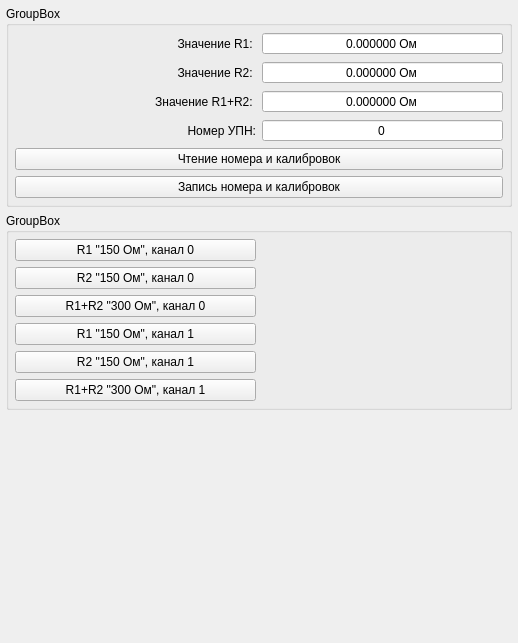
Above: tapupn.ui from XRay3D/AsptNonLinTest before the change. Below: the same form after it.
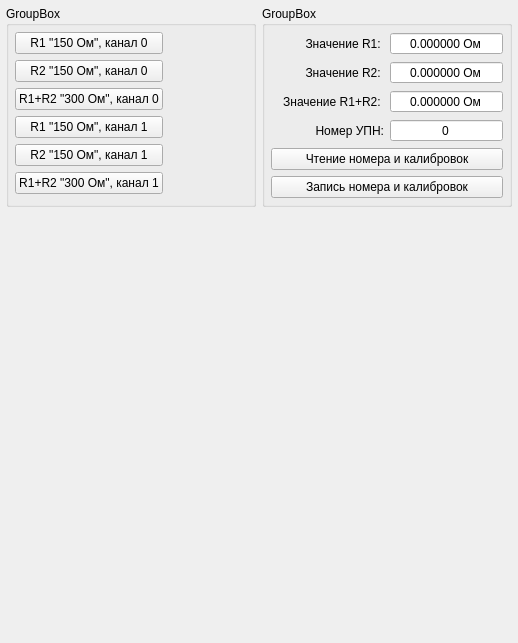
That is the form after the change. Icons and pictures are not drawn.

Patch:
```diff
--- a/tapupn.ui
+++ b/tapupn.ui
@@ -13,7 +13,7 @@
   <property name="windowTitle">
    <string>Form</string>
   </property>
-  <layout class="QVBoxLayout" name="verticalLayout">
+  <layout class="QGridLayout" name="gridLayout">
    <property name="leftMargin">
     <number>6</number>
    </property>
@@ -26,7 +26,83 @@
    <property name="bottomMargin">
     <number>6</number>
    </property>
-   <item>
+   <item row="0" column="0">
+    <widget class="QGroupBox" name="groupBox_4">
+     <property name="title">
+      <string>GroupBox</string>
+     </property>
+     <layout class="QGridLayout" name="gridLayout_7">
+      <property name="leftMargin">
+       <number>6</number>
+      </property>
+      <property name="topMargin">
+       <number>6</number>
+      </property>
+      <property name="rightMargin">
+       <number>6</number>
+      </property>
+      <property name="bottomMargin">
+       <number>6</number>
+      </property>
+      <item row="2" column="0">
+       <widget class="QPushButton" name="pbUpnR3Ch0">
+        <property name="text">
+         <string>R1+R2 &quot;300 Ом&quot;, канал 0</string>
+        </property>
+       </widget>
+      </item>
+      <item row="5" column="0">
+       <widget class="QPushButton" name="pbUpnR3Ch1">
+        <property name="text">
+         <string>R1+R2 &quot;300 Ом&quot;, канал 1</string>
+        </property>
+       </widget>
+      </item>
+      <item row="4" column="0">
+       <widget class="QPushButton" name="pbUpnR2Ch1">
+        <property name="text">
+         <string>R2 &quot;150 Ом&quot;, канал 1</string>
+        </property>
+       </widget>
+      </item>
+      <item row="0" column="1" rowspan="6">
+       <widget class="QLabel" name="label_14">
+        <property name="text">
+         <string/>
+        </property>
+        <property name="pixmap">
+         <pixmap>:/res/image10.png</pixmap>
+        </property>
+        <property name="scaledContents">
+         <bool>false</bool>
+        </property>
+       </widget>
+      </item>
+      <item row="0" column="0">
+       <widget class="QPushButton" name="pbUpnR1Ch0">
+        <property name="text">
+         <string>R1 &quot;150 Ом&quot;, канал 0</string>
+        </property>
+       </widget>
+      </item>
+      <item row="1" column="0">
+       <widget class="QPushButton" name="pbUpnR2Ch0">
+        <property name="text">
+         <string>R2 &quot;150 Ом&quot;, канал 0</string>
+        </property>
+       </widget>
+      </item>
+      <item row="3" column="0">
+       <widget class="QPushButton" name="pbUpnR1Ch1">
+        <property name="text">
+         <string>R1 &quot;150 Ом&quot;, канал 1</string>
+        </property>
+       </widget>
+      </item>
+     </layout>
+    </widget>
+   </item>
+   <item row="0" column="1">
     <widget class="QGroupBox" name="groupBox_3">
      <property name="enabled">
       <bool>true</bool>
@@ -177,91 +253,15 @@
      </layout>
     </widget>
    </item>
-   <item>
-    <widget class="QGroupBox" name="groupBox_4">
-     <property name="title">
-      <string>GroupBox</string>
-     </property>
-     <layout class="QGridLayout" name="gridLayout_7">
-      <property name="leftMargin">
-       <number>6</number>
-      </property>
-      <property name="topMargin">
-       <number>6</number>
-      </property>
-      <property name="rightMargin">
-       <number>6</number>
-      </property>
-      <property name="bottomMargin">
-       <number>6</number>
-      </property>
-      <item row="0" column="0">
-       <widget class="QPushButton" name="pbUpnR1Ch0">
-        <property name="text">
-         <string>R1 &quot;150 Ом&quot;, канал 0</string>
-        </property>
-       </widget>
-      </item>
-      <item row="1" column="0">
-       <widget class="QPushButton" name="pbUpnR2Ch0">
-        <property name="text">
-         <string>R2 &quot;150 Ом&quot;, канал 0</string>
-        </property>
-       </widget>
-      </item>
-      <item row="2" column="0">
-       <widget class="QPushButton" name="pbUpnR3Ch0">
-        <property name="text">
-         <string>R1+R2 &quot;300 Ом&quot;, канал 0</string>
-        </property>
-       </widget>
-      </item>
-      <item row="3" column="0">
-       <widget class="QPushButton" name="pbUpnR1Ch1">
-        <property name="text">
-         <string>R1 &quot;150 Ом&quot;, канал 1</string>
-        </property>
-       </widget>
-      </item>
-      <item row="4" column="0">
-       <widget class="QPushButton" name="pbUpnR2Ch1">
-        <property name="text">
-         <string>R2 &quot;150 Ом&quot;, канал 1</string>
-        </property>
-       </widget>
-      </item>
-      <item row="5" column="0">
-       <widget class="QPushButton" name="pbUpnR3Ch1">
-        <property name="text">
-         <string>R1+R2 &quot;300 Ом&quot;, канал 1</string>
-        </property>
-       </widget>
-      </item>
-      <item row="0" column="1" rowspan="6">
-       <widget class="QLabel" name="label_14">
-        <property name="text">
-         <string/>
-        </property>
-        <property name="pixmap">
-         <pixmap>:/res/image10.png</pixmap>
-        </property>
-        <property name="scaledContents">
-         <bool>false</bool>
-        </property>
-       </widget>
-      </item>
-     </layout>
-    </widget>
-   </item>
-   <item>
-    <spacer name="verticalSpacer_2">
+   <item row="1" column="0">
+    <spacer name="verticalSpacer">
      <property name="orientation">
       <enum>Qt::Vertical</enum>
      </property>
      <property name="sizeHint" stdset="0">
       <size>
        <width>20</width>
-       <height>238</height>
+       <height>40</height>
       </size>
      </property>
     </spacer>
```
